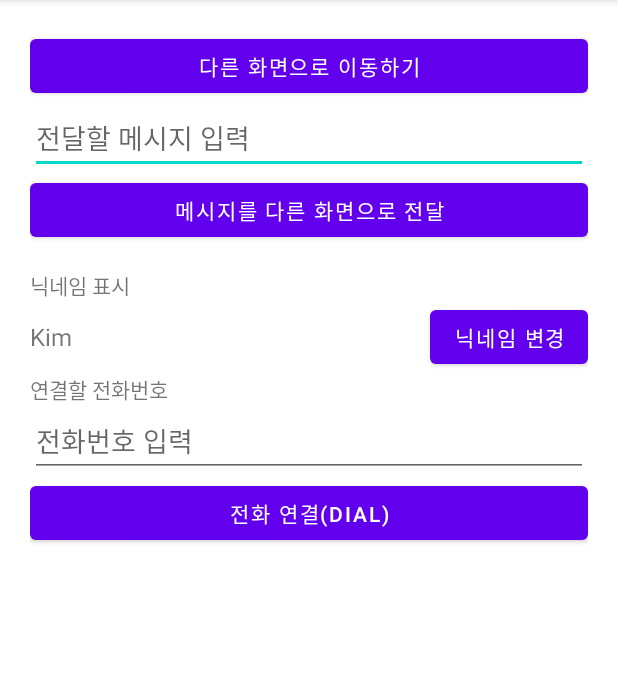
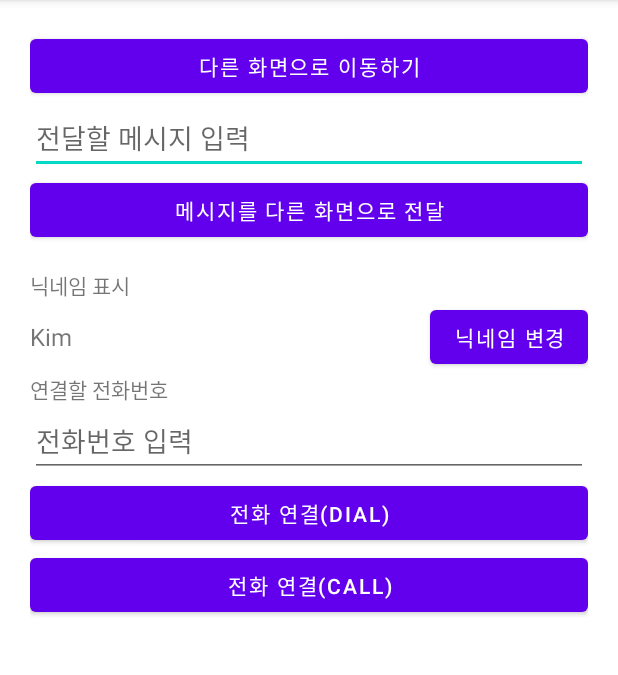
Before and after one commit to codingnooblol/NewActivity, an Android app: the screen it shows after launch (MainActivity), after a tap on "전화 연결(DIAL)", on a phone screen of 412 x 824 dp, the part 84-759 px from its top. Run offline under Robolectric (Android 15) with nearby library versions, the phone set to English and light mode, and no system bars.

Commit message:
CALL 액션 예제 구현 - 권한을 얻지 못해서 에러 발생. (앱이 죽음)

```diff
--- a/app/src/main/java/com/example/newactivity/MainActivity.kt
+++ b/app/src/main/java/com/example/newactivity/MainActivity.kt
@@ -26,6 +26,20 @@ class MainActivity : AppCompatActivity() {
             val myUri = Uri.parse("tel:${inputPhoneNum}")
 
             val myIntent = Intent(Intent.ACTION_DIAL, myUri)
+
+            startActivity(myIntent)
+        }
+
+//        CALL 액션 예제
+        callBtn.setOnClickListener {
+
+//            phoneNumEdt에 입력한 전화번호를 바아서 -> 해당 번호에 전화 연결
+
+            val inputPhoneNum = phoneNumEdt.text.toString()
+
+            val myUri = Uri.parse("tel:${inputPhoneNum}")
+
+            val myIntent = Intent(Intent.ACTION_CALL, myUri)
 
             startActivity(myIntent)
         }
--- a/app/src/main/res/layout/activity_main.xml
+++ b/app/src/main/res/layout/activity_main.xml
@@ -76,4 +76,10 @@
         android:layout_height="wrap_content"
         android:text="전화 연결(DIAL)" />
 
+    <Button
+        android:id="@+id/callBtn"
+        android:layout_width="match_parent"
+        android:layout_height="wrap_content"
+        android:text="전화 연결(CALL)" />
+
 </LinearLayout>
```
